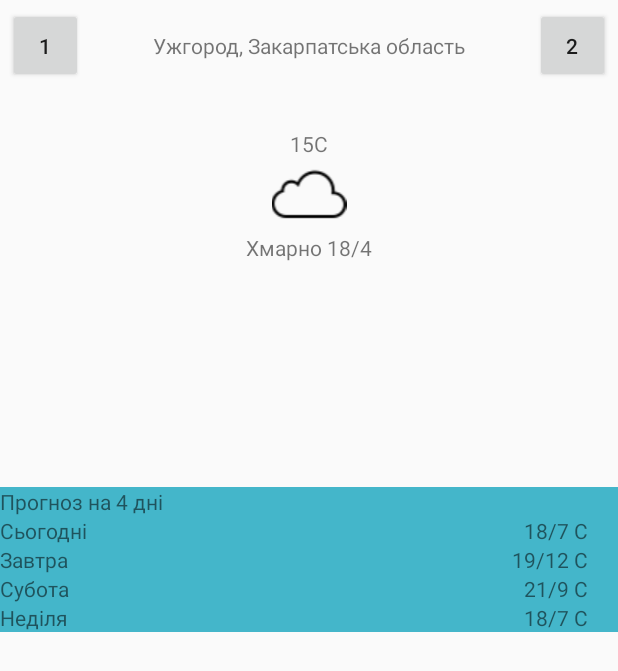
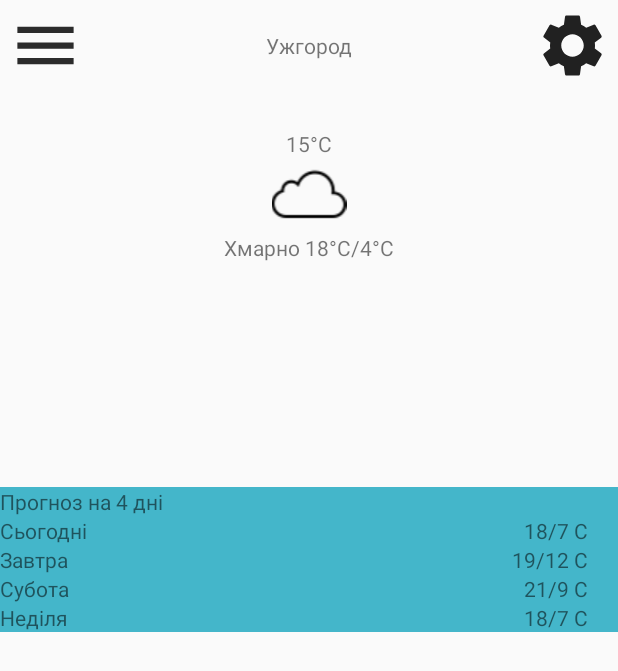
Before and after one commit to Tanshy48/RainGuard, an Android app: the screen it shows after launch (MainActivity), on a phone screen of 412 x 824 dp. Shown: the top 671 px of the screen. Run offline under Robolectric (Android 15) with nearby library versions, the phone set to English and light mode, and no system bars; 3 statements that could not run were skipped.

Commit message:
SettingIcon

```diff
--- a/app/src/main/java/com/example/rainguardapp/LocationsCity.kt
+++ b/app/src/main/java/com/example/rainguardapp/LocationsCity.kt
@@ -124,7 +124,7 @@ class LocationsCity:AppCompatActivity() {
         spinner.setAdapter(adapter)
     }
         fun Back(view: View) {
-            val intent = Intent(this@LocationsCity, LocationsOB::class.java)
+            val intent = Intent(this, LocationsOB::class.java)
             startActivity(intent)
         }
 
--- a/app/src/main/java/com/example/rainguardapp/LoginActivity.kt
+++ b/app/src/main/java/com/example/rainguardapp/LoginActivity.kt
@@ -26,8 +26,6 @@ class LoginActivity : AppCompatActivity() {
     lateinit var fusedLocationProviderClient: FusedLocationProviderClient
     lateinit var locationRequest: LocationRequest
     val REQUEST_CODE = 101
-    lateinit var lat: TextView
-    lateinit var lon: TextView
 
 
     override fun onCreate(savedInstanceState: Bundle?) {
@@ -36,7 +34,7 @@ class LoginActivity : AppCompatActivity() {
         progressBar = findViewById(R.id.progressBar)
         progressBar.visibility = ProgressBar.VISIBLE
 
-        TimeUnit.SECONDS.sleep(5L)
+
         fusedLocationProviderClient = LocationServices.getFusedLocationProviderClient(this)
         getLocation()
 }
@@ -50,6 +48,7 @@ class LoginActivity : AppCompatActivity() {
                     val location = task.result
                     if (location == null)
                         getNewLocation()
+
 
                     val intent = Intent(this, MainActivity::class.java)
                     intent.putExtra("lat", location.latitude)
@@ -73,9 +72,9 @@ class LoginActivity : AppCompatActivity() {
     private fun getNewLocation() {
         locationRequest = LocationRequest()
         locationRequest.priority = LocationRequest.PRIORITY_HIGH_ACCURACY
-        locationRequest.interval = 0
-        locationRequest.fastestInterval = 0
-        locationRequest.numUpdates = 2
+        locationRequest.interval = 1
+        locationRequest.fastestInterval = 1
+        locationRequest.numUpdates = 1
 
         fusedLocationProviderClient!!.requestLocationUpdates(
             locationRequest, locationCallback, Looper.myLooper()
@@ -86,9 +85,6 @@ class LoginActivity : AppCompatActivity() {
 
     private val locationCallback = object : LocationCallback(){
         override fun onLocationResult(p0: LocationResult) {
-            var lastLocation = p0.lastLocation
-            lat.text = lastLocation?.latitude.toString()
-            lon.text = lastLocation?.longitude.toString()
         }
     }
 
--- a/app/src/main/java/com/example/rainguardapp/MainActivity.kt
+++ b/app/src/main/java/com/example/rainguardapp/MainActivity.kt
@@ -20,6 +20,8 @@ class MainActivity : AppCompatActivity() {
 
         var latIntent = intent.getDoubleExtra("lat", 1.5)
         var lonIntent = intent.getDoubleExtra("lon", 1.5)
+
+
         Log.i("Test", latIntent.toString())
         Log.i("Test", lonIntent.toString())
 
--- /dev/null
+++ b/app/src/main/res/drawable/baseline_menu_24.xml
@@ -0,0 +1,5 @@
+<vector android:alpha="0.83" android:height="30dp"
+    android:tint="#000000" android:viewportHeight="24"
+    android:viewportWidth="24" android:width="30dp" xmlns:android="http://schemas.android.com/apk/res/android">
+    <path android:fillColor="@android:color/white" android:pathData="M3,18h18v-2L3,16v2zM3,13h18v-2L3,11v2zM3,6v2h18L21,6L3,6z"/>
+</vector>
--- /dev/null
+++ b/app/src/main/res/drawable/baseline_settings_24.xml
@@ -0,0 +1,5 @@
+<vector android:alpha="0.87" android:height="30dp"
+    android:tint="#000000" android:viewportHeight="24"
+    android:viewportWidth="24" android:width="30dp" xmlns:android="http://schemas.android.com/apk/res/android">
+    <path android:fillColor="@android:color/white" android:pathData="M19.14,12.94c0.04,-0.3 0.06,-0.61 0.06,-0.94c0,-0.32 -0.02,-0.64 -0.07,-0.94l2.03,-1.58c0.18,-0.14 0.23,-0.41 0.12,-0.61l-1.92,-3.32c-0.12,-0.22 -0.37,-0.29 -0.59,-0.22l-2.39,0.96c-0.5,-0.38 -1.03,-0.7 -1.62,-0.94L14.4,2.81c-0.04,-0.24 -0.24,-0.41 -0.48,-0.41h-3.84c-0.24,0 -0.43,0.17 -0.47,0.41L9.25,5.35C8.66,5.59 8.12,5.92 7.63,6.29L5.24,5.33c-0.22,-0.08 -0.47,0 -0.59,0.22L2.74,8.87C2.62,9.08 2.66,9.34 2.86,9.48l2.03,1.58C4.84,11.36 4.8,11.69 4.8,12s0.02,0.64 0.07,0.94l-2.03,1.58c-0.18,0.14 -0.23,0.41 -0.12,0.61l1.92,3.32c0.12,0.22 0.37,0.29 0.59,0.22l2.39,-0.96c0.5,0.38 1.03,0.7 1.62,0.94l0.36,2.54c0.05,0.24 0.24,0.41 0.48,0.41h3.84c0.24,0 0.44,-0.17 0.47,-0.41l0.36,-2.54c0.59,-0.24 1.13,-0.56 1.62,-0.94l2.39,0.96c0.22,0.08 0.47,0 0.59,-0.22l1.92,-3.32c0.12,-0.22 0.07,-0.47 -0.12,-0.61L19.14,12.94zM12,15.6c-1.98,0 -3.6,-1.62 -3.6,-3.6s1.62,-3.6 3.6,-3.6s3.6,1.62 3.6,3.6S13.98,15.6 12,15.6z"/>
+</vector>
--- a/app/src/main/res/layout/activity_main.xml
+++ b/app/src/main/res/layout/activity_main.xml
@@ -18,36 +18,36 @@
             android:orientation="horizontal">
 
             <Button
-                android:id="@+id/button4"
+                android:id="@+id/additionalPage"
                 android:layout_width="50dp"
                 android:layout_height="50dp"
                 android:layout_margin="5dp"
-                android:text="1" />
+                android:background="@drawable/baseline_menu_24" />
 
             <TextView
-                android:id="@+id/textView3"
+                android:id="@+id/cityName"
                 android:layout_width="wrap_content"
                 android:layout_height="wrap_content"
                 android:layout_marginTop="5dp"
                 android:layout_weight="5"
                 android:gravity="center"
-                android:text="Ужгород, Закарпатська область" />
+                android:text="Ужгород" />
 
             <Button
-                android:id="@+id/button5"
+                android:id="@+id/settings"
                 android:layout_width="50dp"
                 android:layout_height="50dp"
                 android:layout_margin="5dp"
-                android:text="2" />
+                android:background="@drawable/baseline_settings_24" />
         </LinearLayout>
 
         <TextView
-            android:id="@+id/textView5"
+            android:id="@+id/temp"
             android:layout_width="match_parent"
             android:layout_height="wrap_content"
             android:layout_marginTop="25dp"
             android:gravity="center"
-            android:text="15C" />
+            android:text="15°C" />
 
         <ImageView
             android:id="@+id/imageView2"
@@ -56,11 +56,11 @@
             app:srcCompat="@drawable/cloud" />
 
         <TextView
-            android:id="@+id/textView6"
+            android:id="@+id/minMaxTemp"
             android:layout_width="match_parent"
             android:layout_height="wrap_content"
             android:gravity="center"
-            android:text="Хмарно 18/4" />
+            android:text="Хмарно 18°C/4°C" />
 
         <LinearLayout
             android:layout_width="match_parent"
@@ -71,7 +71,7 @@
             android:orientation="vertical" >
 
             <TextView
-                android:id="@+id/textView7"
+                android:id="@+id/weatherForNextDays"
                 android:layout_width="match_parent"
                 android:layout_height="wrap_content"
                 android:text="Прогноз на 4 дні" />
@@ -82,13 +82,13 @@
                 android:orientation="horizontal">
 
                 <TextView
-                    android:id="@+id/textView8"
+                    android:id="@+id/today"
                     android:layout_width="match_parent"
                     android:layout_height="wrap_content"                    android:layout_weight="1"
                     android:text="Сьогодні" />
 
                 <TextView
-                    android:id="@+id/textView16"
+                    android:id="@+id/todayMinMaxTemp"
                     android:layout_width="match_parent"
                     android:layout_height="wrap_content"
                     android:layout_weight="1"
@@ -103,13 +103,13 @@
                 android:orientation="horizontal">
 
                 <TextView
-                    android:id="@+id/textView9"
+                    android:id="@+id/tomorrow"
                     android:layout_width="wrap_content"
                     android:layout_height="wrap_content"
                     android:text="Завтра" />
 
                 <TextView
-                    android:id="@+id/textView17"
+                    android:id="@+id/tomorrowMinMaxTemp"
                     android:layout_width="wrap_content"
                     android:layout_height="wrap_content"
                     android:layout_weight="1"
@@ -124,13 +124,13 @@
                 android:orientation="horizontal">
 
                 <TextView
-                    android:id="@+id/textView10"
+                    android:id="@+id/dayAfterTomorrow"
                     android:layout_width="wrap_content"
                     android:layout_height="wrap_content"
                     android:text="Субота" />
 
                 <TextView
-                    android:id="@+id/textView18"
+                    android:id="@+id/dayAfterTomorrowMinMaxTemp"
                     android:layout_width="wrap_content"
                     android:layout_height="wrap_content"
                     android:layout_weight="1"
@@ -145,13 +145,13 @@
                 android:orientation="horizontal">
 
                 <TextView
-                    android:id="@+id/textView11"
+                    android:id="@+id/twoDaysAfterTomorrow"
                     android:layout_width="wrap_content"
                     android:layout_height="wrap_content"
                     android:text="Неділя" />
 
                 <TextView
-                    android:id="@+id/textView19"
+                    android:id="@+id/twoDaysAfterTomorrowMinMaxTemp"
                     android:layout_width="wrap_content"
                     android:layout_height="wrap_content"
                     android:layout_weight="1"
```
